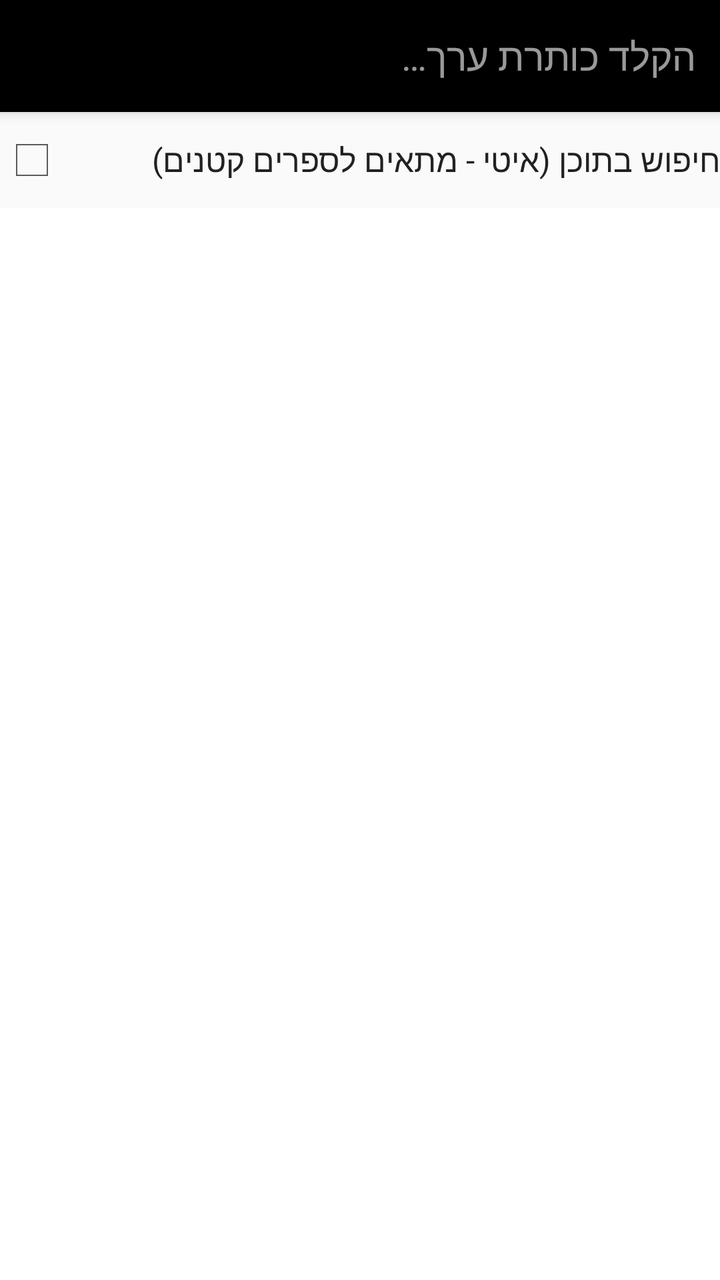
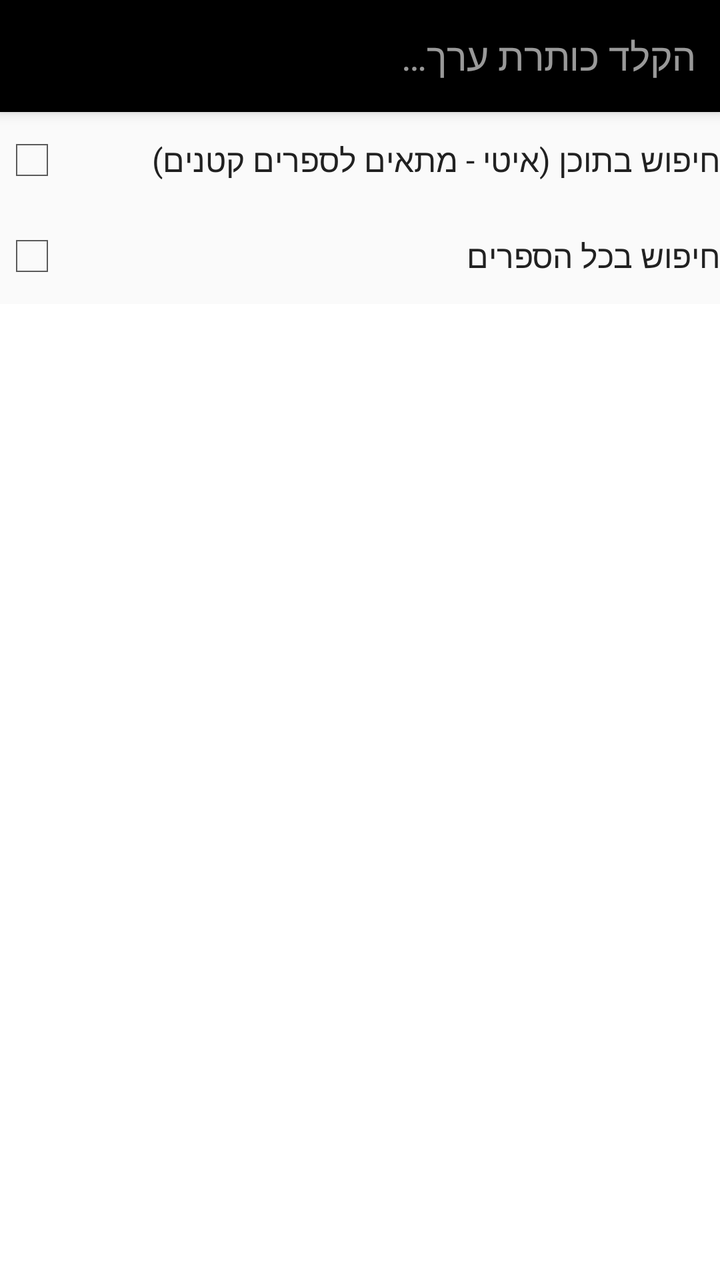

Compare the two renders of this Android layout. The source of the first and the diff that turns it into the second are given below.
<!-- AndroidManifest.xml: application theme AppTheme -->
<!-- res/layout/activity_search.xml -->
<?xml version="1.0" encoding="utf-8"?>
<LinearLayout xmlns:android="http://schemas.android.com/apk/res/android"
    android:layout_width="match_parent"
    android:layout_height="match_parent"
    android:background="?attr/zrBg"
    android:orientation="vertical">

    <LinearLayout
        android:layout_width="match_parent"
        android:layout_height="56dp"
        android:background="?attr/zrHeader"
        android:elevation="4dp"
        android:gravity="center_vertical"
        android:orientation="horizontal"
        android:paddingLeft="12dp"
        android:paddingRight="12dp">

        <EditText
            android:id="@+id/query"
            android:layout_width="match_parent"
            android:layout_height="wrap_content"
            android:background="@android:color/transparent"
            android:hint="@string/search_hint"
            android:imeOptions="actionSearch"
            android:inputType="text"
            android:nextFocusDown="@+id/chkContent"
            android:nextFocusUp="@id/query"
            android:singleLine="true"
            android:textColor="#FFFFFFFF"
            android:textColorHint="#99FFFFFF"
            android:textSize="19sp" />
    </LinearLayout>

    <CheckBox
        android:id="@+id/chkContent"
        android:layout_width="match_parent"
        android:layout_height="wrap_content"
        android:minHeight="48dp"
        android:nextFocusDown="@+id/list"
        android:nextFocusUp="@id/query"
        android:text="@string/search_in_content"
        android:textColor="?attr/zrText" />

    <TextView
        android:id="@+id/status"
        android:layout_width="match_parent"
        android:layout_height="wrap_content"
        android:padding="10dp"
        android:textColor="?attr/zrTextSecondary"
        android:visibility="gone" />

    <ListView
        android:id="@+id/list"
        android:layout_width="match_parent"
        android:layout_height="0dp"
        android:layout_weight="1"
        android:background="?attr/zrRow"
        android:divider="#22000000"
        android:dividerHeight="1dp"
        android:drawSelectorOnTop="true"
        android:listSelector="@drawable/list_selector"
        android:nextFocusUp="@id/chkContent" />
</LinearLayout>
<!-- resources referenced by this layout -->
<resources>
  <!-- drawable list_selector (drawable) -->
  <?xml version="1.0" encoding="utf-8"?>
  <selector xmlns:android="http://schemas.android.com/apk/res/android">
      <item android:state_focused="true" android:drawable="@drawable/sel_focus" />
      <item android:state_pressed="true" android:drawable="@drawable/sel_press" />
      <item android:drawable="@android:color/transparent" />
  </selector>
  <string name="search_hint">הקלד כותרת ערך…</string>
  <string name="search_in_content">חיפוש בתוכן (איטי - מתאים לספרים קטנים)</string>
  <style name="AppTheme" parent="android:Theme.Holo.Light.NoActionBar">
          <item name="zrBg">@color/bg_light</item>
          <item name="zrHeader">@color/header_black</item>
          <item name="zrAccent">@color/accent_blue</item>
          <item name="zrText">@color/text_dark</item>
          <item name="zrTextSecondary">@color/text_dark_secondary</item>
          <item name="zrRow">@color/row_light</item>
          <item name="android:windowBackground">@color/bg_light</item>
      </style>
  <!-- drawable sel_focus (drawable) -->
  <?xml version="1.0" encoding="utf-8"?>
  <shape xmlns:android="http://schemas.android.com/apk/res/android">
      <solid android:color="#33304E9A" />
      <stroke android:width="2dp" android:color="#FF304E9A" />
  </shape>
  <!-- drawable sel_press (drawable) -->
  <?xml version="1.0" encoding="utf-8"?>
  <shape xmlns:android="http://schemas.android.com/apk/res/android">
      <solid android:color="#22304E9A" />
  </shape>
  <color name="bg_light">#FFFAFAFA</color>
  <color name="header_black">#FF000000</color>
  <color name="accent_blue">#FF304E9A</color>
  <color name="text_dark">#FF212121</color>
  <color name="text_dark_secondary">#FF5A5A5A</color>
  <color name="row_light">#FFFFFFFF</color>
</resources>

<!-- the commit's change to res/layout/activity_search.xml (unified diff, before → after) -->
@@ -36,9 +36,19 @@
         android:layout_width="match_parent"
         android:layout_height="wrap_content"
         android:minHeight="48dp"
-        android:nextFocusDown="@+id/list"
+        android:nextFocusDown="@+id/chkAll"
         android:nextFocusUp="@id/query"
         android:text="@string/search_in_content"
+        android:textColor="?attr/zrText" />
+
+    <CheckBox
+        android:id="@+id/chkAll"
+        android:layout_width="match_parent"
+        android:layout_height="wrap_content"
+        android:minHeight="48dp"
+        android:nextFocusDown="@+id/list"
+        android:nextFocusUp="@id/chkContent"
+        android:text="חיפוש בכל הספרים"
         android:textColor="?attr/zrText" />
 
     <TextView
@@ -59,5 +69,5 @@
         android:dividerHeight="1dp"
         android:drawSelectorOnTop="true"
         android:listSelector="@drawable/list_selector"
-        android:nextFocusUp="@id/chkContent" />
+        android:nextFocusUp="@id/chkAll" />
 </LinearLayout>
